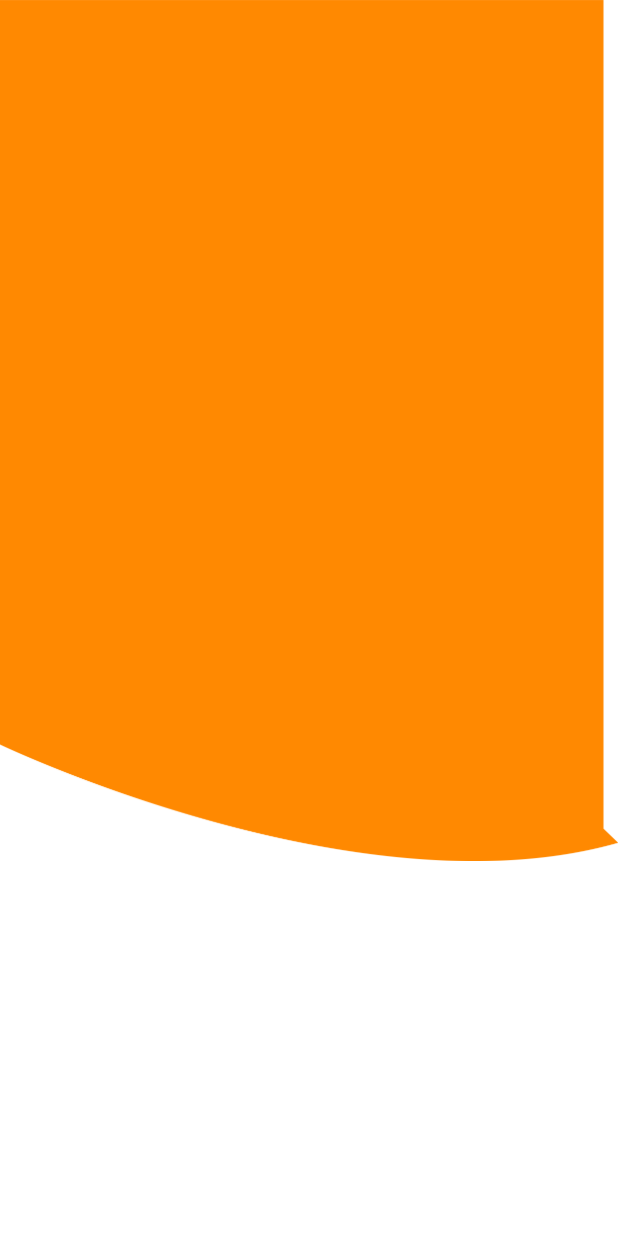
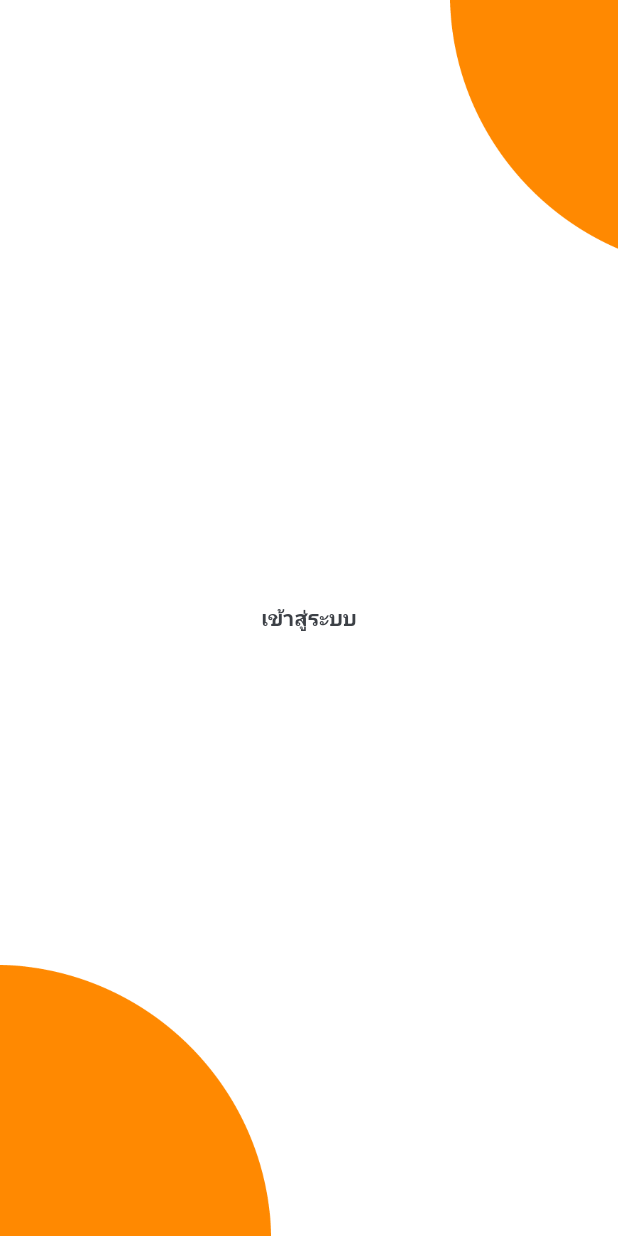
Before and after one commit to Hatsanay/flutter-CRNA, a Flutter app: the screen it shows after launch, on a phone screen of 412 x 824 dp. Run offline on Flutter 3.47's test engine with Material 2 defaults, Android fonts, the phone set to English and light mode, and no system bars; our stand-ins replace flutter_svg.

Commit message:
login herf

```diff
--- a/lib/main.dart
+++ b/lib/main.dart
@@ -1,7 +1,8 @@
 import 'package:flutter/material.dart';
 import 'package:flutter_crna/comstants.dart' show kPrimaryColor, kTextColor;
-import 'package:flutter_crna/screens/home/home_screen.dart';
-import 'package:flutter_crna/screens/welcome/welcome_screen.dart';
+// import 'package:flutter_crna/screens/home/home_screen.dart';
+import 'package:flutter_crna/screens/login/login_screen.dart';
+// import 'package:flutter_crna/screens/welcome/welcome_screen.dart';
 
 void main() {
   runApp(const MyApp());
@@ -22,7 +23,7 @@ class MyApp extends StatelessWidget {
         textTheme: Theme.of(context).textTheme.apply(bodyColor: kTextColor),
         //primarySwatch: Colors.blue,
       ),
-      home: const WelcomeScreen(),
+      home: const LoginScreen(),
     );
   }
 }
--- /dev/null
+++ b/lib/screens/login/components/backgound.dart
@@ -0,0 +1,38 @@
+import 'package:flutter/material.dart';
+class Backgound extends StatelessWidget {
+  final Widget child;
+  const Backgound({
+    Key? key,
+    required this.child,
+  }) : super(key: key);
+
+
+  @override
+  Widget build(BuildContext context) {
+    Size size = MediaQuery.of(context).size;
+    return Container(
+    width: double.infinity,
+    height: size.height,
+    child: Stack(
+      alignment: Alignment.center,
+      children: <Widget>[
+        Positioned(
+          bottom: -190,
+          left: -190,
+          child: Image.asset(
+          "assets/images/cri1.png",width: size.width*0.9,
+          ),
+          ),
+          Positioned(
+          top: -190,
+          left: 300,
+          child: Image.asset(
+          "assets/images/cri1.png",width: size.width*0.9,
+          ),
+          ),
+          child,
+          ],
+    ),
+    );
+  }
+}
--- /dev/null
+++ b/lib/screens/login/components/body.dart
@@ -0,0 +1,22 @@
+import 'package:flutter/material.dart';
+import 'package:flutter_crna/screens/login/components/backgound.dart';
+class Body extends StatelessWidget {
+  const Body({
+    Key? key,
+  }) : super(key: key);
+
+
+  @override
+  Widget build(BuildContext context) {
+
+    return  Backgound(child: Column(
+      mainAxisAlignment: MainAxisAlignment.center,
+      children: const <Widget>[
+        Text(
+        "เข้าสู่ระบบ",
+         style: TextStyle(fontWeight: FontWeight.bold ),
+      ),
+      ],
+    ),);
+  }
+}
--- /dev/null
+++ b/lib/screens/login/login_screen.dart
@@ -0,0 +1,12 @@
+import 'package:flutter/material.dart';
+import 'package:flutter_crna/screens/login/components/body.dart';
+class LoginScreen extends StatelessWidget {
+  const LoginScreen({Key? key}) : super(key: key);
+
+  @override
+  Widget build(BuildContext context) {
+    return Scaffold(
+      body: Body(),
+    );
+  }
+}
```
Also changed, not shown: assets/images/cri1.png (added), 1 other file.
